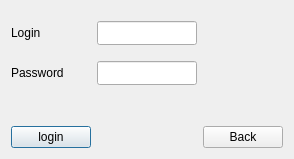
Qt form source/windows/authorization/authorizationwindow.ui (Who-are-me/term_paper_2022) before a commit.
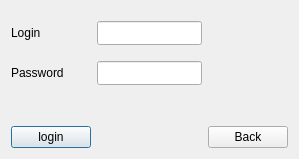
The same form after that commit.

What changed in the file:
```diff
--- a/source/windows/authorization/authorizationwindow.ui
+++ b/source/windows/authorization/authorizationwindow.ui
@@ -6,7 +6,7 @@
    <rect>
     <x>0</x>
     <y>0</y>
-    <width>272</width>
+    <width>277</width>
     <height>159</height>
    </rect>
   </property>
@@ -139,7 +139,7 @@
     <widget class="QLineEdit" name="le_login">
      <property name="minimumSize">
       <size>
-       <width>100</width>
+       <width>105</width>
        <height>24</height>
       </size>
      </property>
```
